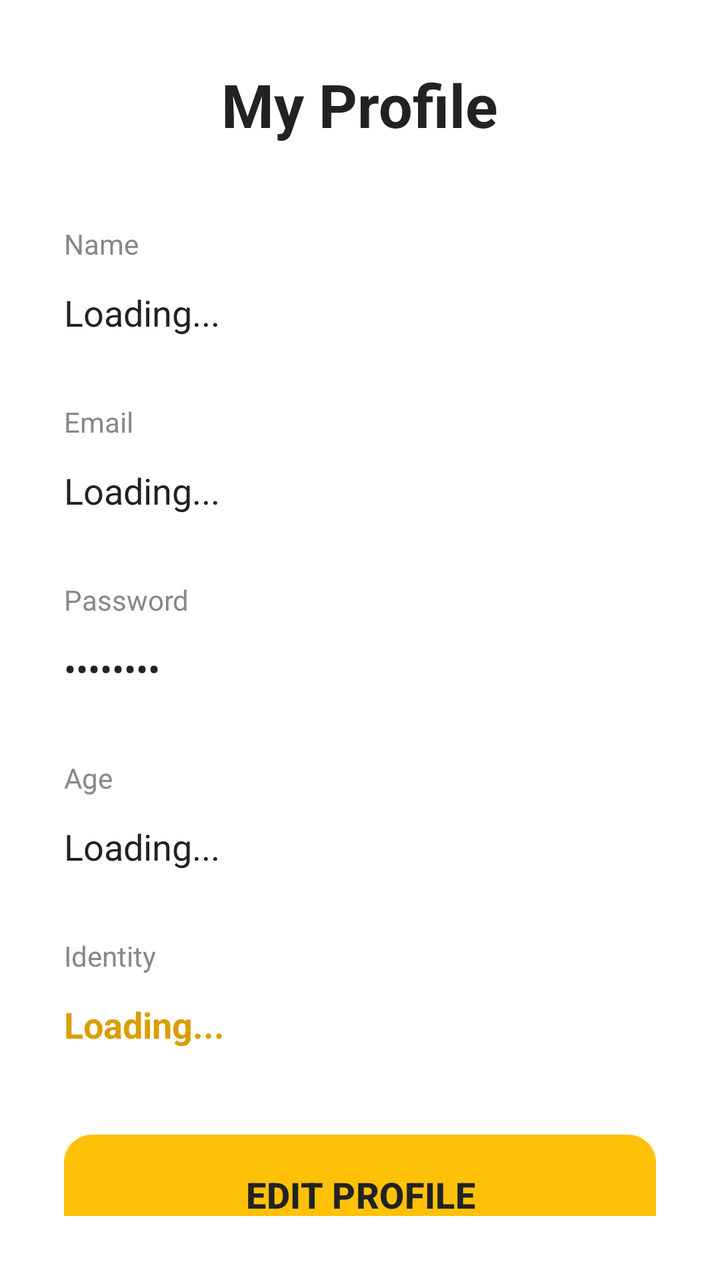
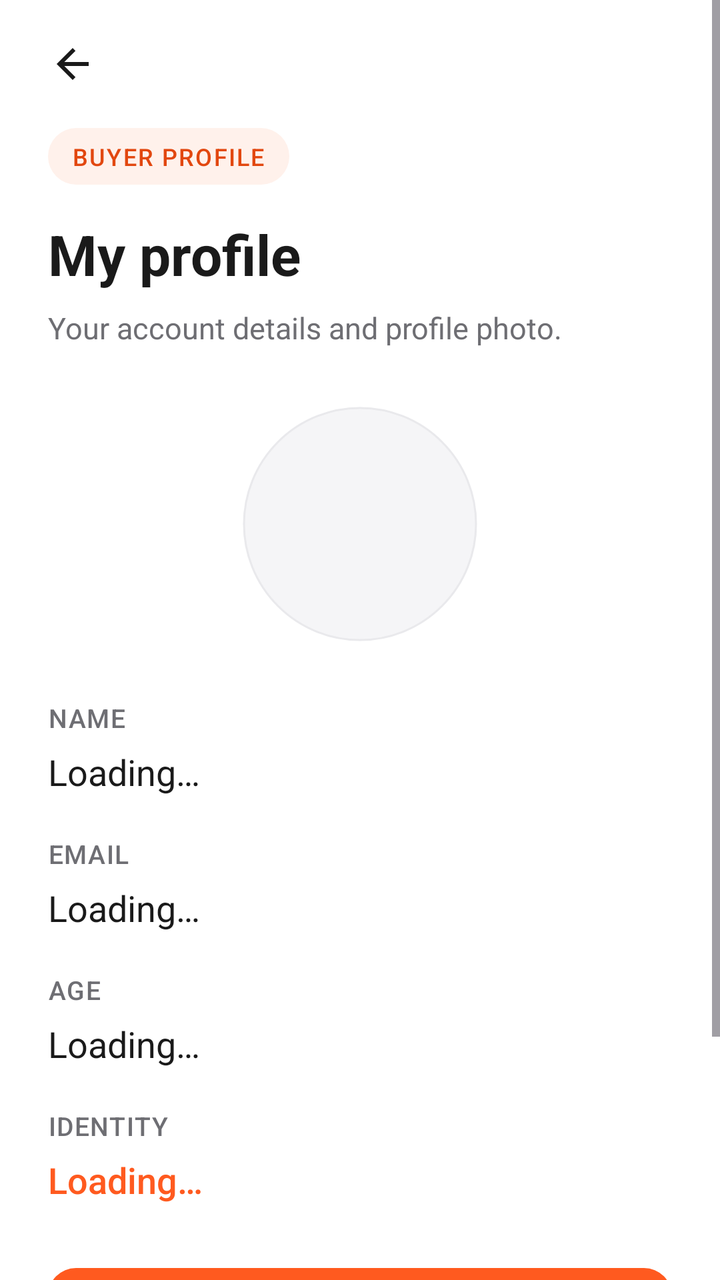

An Android layout rendered at two revisions. The XML below is the earlier revision; the diff shows what the commit changed to produce the second picture.
<!-- AndroidManifest.xml: application theme Theme.SignalingFoodApp -->
<!-- res/layout/activity_profile.xml -->
<?xml version="1.0" encoding="utf-8"?>
<LinearLayout xmlns:android="http://schemas.android.com/apk/res/android"
    android:id="@+id/profileLayout"
    android:layout_width="match_parent"
    android:layout_height="match_parent"
    android:orientation="vertical"
    android:padding="32dp"
    android:background="#FFFFFF">

    <TextView
        android:layout_width="wrap_content"
        android:layout_height="wrap_content"
        android:text="My Profile"
        android:textSize="30sp"
        android:textStyle="bold"
        android:textColor="#222222"
        android:layout_gravity="center"
        android:layout_marginBottom="40dp" />

    <TextView
        android:layout_width="match_parent"
        android:layout_height="wrap_content"
        android:text="Name"
        android:textSize="14sp"
        android:textColor="#888888" />

    <TextView
        android:id="@+id/tvProfileName"
        android:layout_width="match_parent"
        android:layout_height="50dp"
        android:text="Loading..."
        android:textSize="18sp"
        android:textColor="#222222"
        android:gravity="center_vertical"
        android:layout_marginBottom="20dp" />

    <TextView
        android:layout_width="match_parent"
        android:layout_height="wrap_content"
        android:text="Email"
        android:textSize="14sp"
        android:textColor="#888888" />

    <TextView
        android:id="@+id/tvProfileEmail"
        android:layout_width="match_parent"
        android:layout_height="50dp"
        android:text="Loading..."
        android:textSize="18sp"
        android:textColor="#222222"
        android:gravity="center_vertical"
        android:layout_marginBottom="20dp" />

    <TextView
        android:layout_width="match_parent"
        android:layout_height="wrap_content"
        android:text="Password"
        android:textSize="14sp"
        android:textColor="#888888" />

    <TextView
        android:id="@+id/tvProfilePassword"
        android:layout_width="match_parent"
        android:layout_height="50dp"
        android:text="••••••••"
        android:textSize="18sp"
        android:textColor="#222222"
        android:gravity="center_vertical"
        android:layout_marginBottom="20dp" />

    <TextView
        android:layout_width="match_parent"
        android:layout_height="wrap_content"
        android:text="Age"
        android:textSize="14sp"
        android:textColor="#888888" />

    <TextView
        android:id="@+id/tvProfileAge"
        android:layout_width="match_parent"
        android:layout_height="50dp"
        android:text="Loading..."
        android:textSize="18sp"
        android:textColor="#222222"
        android:gravity="center_vertical"
        android:layout_marginBottom="20dp" />

    <TextView
        android:layout_width="match_parent"
        android:layout_height="wrap_content"
        android:text="Identity"
        android:textSize="14sp"
        android:textColor="#888888" />

    <TextView
        android:id="@+id/tvProfileIdentity"
        android:layout_width="match_parent"
        android:layout_height="50dp"
        android:text="Loading..."
        android:textSize="18sp"
        android:textStyle="bold"
        android:textColor="#D99F00"
        android:gravity="center_vertical" />

    <Button
        android:id="@+id/btnEditProfile"
        android:layout_width="match_parent"
        android:layout_height="60dp"
        android:text="EDIT PROFILE"
        android:textSize="18sp"
        android:textStyle="bold"
        android:textColor="#222222"
        android:backgroundTint="#FFC107"
        android:layout_marginTop="30dp" />

</LinearLayout>
<!-- resources referenced by this layout -->
<resources>
  <style name="Theme.SignalingFoodApp" parent="Base.Theme.SignalingFoodApp" />
  <color name="brand">#FF5A1F</color>
  <color name="white">#FFFFFFFF</color>
  <color name="brand_soft">#FFF1EB</color>
  <color name="brand_dark">#E2470F</color>
  <color name="background">#FFFFFF</color>
  <color name="text_primary">#1A1A1A</color>
  <color name="error">#D93025</color>
  <style name="Widget.App.Button" parent="Widget.Material3.Button">
          <item name="android:minHeight">56dp</item>
          <item name="android:insetTop">0dp</item>
          <item name="android:insetBottom">0dp</item>
          <item name="android:textSize">16sp</item>
          <item name="android:textAllCaps">false</item>
          <item name="android:fontFamily">sans-serif-medium</item>
          <item name="cornerRadius">14dp</item>
      </style>
  <!-- unchanged entries left out for length: 2 -->
</resources>

<!-- the commit's change to res/layout/activity_profile.xml (unified diff, before → after) -->
@@ -1,116 +1,168 @@
 <?xml version="1.0" encoding="utf-8"?>
-<LinearLayout xmlns:android="http://schemas.android.com/apk/res/android"
-    android:id="@+id/profileLayout"
+<ScrollView xmlns:android="http://schemas.android.com/apk/res/android"
+    xmlns:app="http://schemas.android.com/apk/res-auto"
     android:layout_width="match_parent"
     android:layout_height="match_parent"
-    android:orientation="vertical"
-    android:padding="32dp"
-    android:background="#FFFFFF">
+    android:background="@color/background"
+    android:fillViewport="true"
+    android:fitsSystemWindows="true">
 
-    <TextView
-        android:layout_width="wrap_content"
-        android:layout_height="wrap_content"
-        android:text="My Profile"
-        android:textSize="30sp"
-        android:textStyle="bold"
-        android:textColor="#222222"
-        android:layout_gravity="center"
-        android:layout_marginBottom="40dp" />
-
-    <TextView
+    <LinearLayout
+        android:id="@+id/profileLayout"
         android:layout_width="match_parent"
         android:layout_height="wrap_content"
-        android:text="Name"
-        android:textSize="14sp"
-        android:textColor="#888888" />
+        android:orientation="vertical"
+        android:paddingHorizontal="24dp"
+        android:paddingTop="8dp"
+        android:paddingBottom="32dp">
 
-    <TextView
-        android:id="@+id/tvProfileName"
-        android:layout_width="match_parent"
-        android:layout_height="50dp"
-        android:text="Loading..."
-        android:textSize="18sp"
-        android:textColor="#222222"
-        android:gravity="center_vertical"
-        android:layout_marginBottom="20dp" />
+        <ImageButton
+            android:id="@+id/btnBack"
+            android:layout_width="48dp"
+            android:layout_height="48dp"
+            android:layout_marginStart="-12dp"
+            android:background="?attr/selectableItemBackgroundBorderless"
+            android:contentDescription="Back"
+            android:src="@drawable/ic_arrow_back"
+            app:tint="@color/text_primary" />
 
-    <TextView
-        android:layout_width="match_parent"
-        android:layout_height="wrap_content"
-        android:text="Email"
-        android:textSize="14sp"
-        android:textColor="#888888" />
+        <TextView
+            android:layout_width="wrap_content"
+            android:layout_height="wrap_content"
+            android:layout_marginTop="8dp"
+            android:background="@drawable/bg_chip"
+            android:fontFamily="sans-serif-medium"
+            android:letterSpacing="0.06"
+            android:paddingHorizontal="12dp"
+            android:paddingVertical="6dp"
+            android:text="BUYER PROFILE"
+            android:textColor="@color/brand_dark"
+            android:textSize="12sp" />
 
-    <TextView
-        android:id="@+id/tvProfileEmail"
-        android:layout_width="match_parent"
-        android:layout_height="50dp"
-        android:text="Loading..."
-        android:textSize="18sp"
-        android:textColor="#222222"
-        android:gravity="center_vertical"
-        android:layout_marginBottom="20dp" />
+        <TextView
+            style="@style/Text.Title"
+            android:layout_width="wrap_content"
+            android:layout_height="wrap_content"
+            android:layout_marginTop="16dp"
+            android:text="My profile" />
 
-    <TextView
-        android:layout_width="match_parent"
-        android:layout_height="wrap_content"
-        android:text="Password"
-        android:textSize="14sp"
-        android:textColor="#888888" />
+        <TextView
+            style="@style/Text.Subtitle"
+            android:layout_width="match_parent"
+            android:layout_height="wrap_content"
+            android:layout_marginTop="8dp"
+            android:text="Your account details and profile photo." />
 
-    <TextView
-        android:id="@+id/tvProfilePassword"
-        android:layout_width="match_parent"
-        android:layout_height="50dp"
-        android:text="••••••••"
-        android:textSize="18sp"
-        android:textColor="#222222"
-        android:gravity="center_vertical"
-        android:layout_marginBottom="20dp" />
+        <com.google.android.material.imageview.ShapeableImageView
+            android:id="@+id/ivProfilePhoto"
+            android:layout_width="120dp"
+            android:layout_height="120dp"
+            android:layout_gravity="center_horizontal"
+            android:layout_marginTop="28dp"
+            android:background="@drawable/bg_photo_placeholder"
+            android:contentDescription="Profile photo"
+            android:padding="2dp"
+            android:scaleType="centerCrop"
+            app:shapeAppearanceOverlay="@style/ShapeAppearance.App.Circle"
+            app:strokeColor="@color/divider"
+            app:strokeWidth="1dp" />
 
-    <TextView
-        android:layout_width="match_parent"
-        android:layout_height="wrap_content"
-        android:text="Age"
-        android:textSize="14sp"
-        android:textColor="#888888" />
+        <TextView
+            android:id="@+id/tvPhotoStatus"
+            style="@style/Text.Subtitle"
+            android:layout_width="match_parent"
+            android:layout_height="wrap_content"
+            android:layout_marginTop="12dp"
+            android:gravity="center"
+            android:visibility="gone"
+            android:text="" />
 
-    <TextView
-        android:id="@+id/tvProfileAge"
-        android:layout_width="match_parent"
-        android:layout_height="50dp"
-        android:text="Loading..."
-        android:textSize="18sp"
-        android:textColor="#222222"
-        android:gravity="center_vertical"
-        android:layout_marginBottom="20dp" />
+        <TextView
+            style="@style/Text.Section"
+            android:layout_width="wrap_content"
+            android:layout_height="wrap_content"
+            android:layout_marginTop="28dp"
+            android:text="NAME" />
 
-    <TextView
-        android:layout_width="match_parent"
-        android:layout_height="wrap_content"
-        android:text="Identity"
-        android:textSize="14sp"
-        android:textColor="#888888" />
+        <TextView
+            android:id="@+id/tvProfileName"
+            android:layout_width="match_parent"
+            android:layout_height="wrap_content"
+            android:layout_marginTop="6dp"
+            android:text="Loading…"
+            android:textColor="@color/text_primary"
+            android:textSize="18sp" />
 
-    <TextView
-        android:id="@+id/tvProfileIdentity"
-        android:layout_width="match_parent"
-        android:layout_height="50dp"
-        android:text="Loading..."
-        android:textSize="18sp"
-        android:textStyle="bold"
-        android:textColor="#D99F00"
-        android:gravity="center_vertical" />
+        <TextView
+            style="@style/Text.Section"
+            android:layout_width="wrap_content"
+            android:layout_height="wrap_content"
+            android:layout_marginTop="20dp"
+            android:text="EMAIL" />
 
-    <Button
-        android:id="@+id/btnEditProfile"
-        android:layout_width="match_parent"
-        android:layout_height="60dp"
-        android:text="EDIT PROFILE"
-        android:textSize="18sp"
-        android:textStyle="bold"
-        android:textColor="#222222"
-        android:backgroundTint="#FFC107"
-        android:layout_marginTop="30dp" />
+        <TextView
+            android:id="@+id/tvProfileEmail"
+            android:layout_width="match_parent"
+            android:layout_height="wrap_content"
+            android:layout_marginTop="6dp"
+            android:text="Loading…"
+            android:textColor="@color/text_primary"
+            android:textSize="18sp" />
 
-</LinearLayout>
+        <TextView
+            style="@style/Text.Section"
+            android:layout_width="wrap_content"
+            android:layout_height="wrap_content"
+            android:layout_marginTop="20dp"
+            android:text="AGE" />
+
+        <TextView
+            android:id="@+id/tvProfileAge"
+            android:layout_width="match_parent"
+            android:layout_height="wrap_content"
+            android:layout_marginTop="6dp"
+            android:text="Loading…"
+            android:textColor="@color/text_primary"
+            android:textSize="18sp" />
+
+        <TextView
+            style="@style/Text.Section"
+            android:layout_width="wrap_content"
+            android:layout_height="wrap_content"
+            android:layout_marginTop="20dp"
+            android:text="IDENTITY" />
+
+        <TextView
+            android:id="@+id/tvProfileIdentity"
+            android:layout_width="match_parent"
+            android:layout_height="wrap_content"
+            android:layout_marginTop="6dp"
+            android:fontFamily="sans-serif-medium"
+            android:text="Loading…"
+            android:textColor="@color/brand"
+            android:textSize="18sp" />
+
+        
+        <TextView
+            android:id="@+id/tvProfilePassword"
+            android:layout_width="0dp"
+            android:layout_height="0dp"
+            android:visibility="gone" />
+
+        <Button
+            android:id="@+id/btnEditProfile"
+            android:layout_width="match_parent"
+            android:layout_height="wrap_content"
+            android:layout_marginTop="32dp"
+            android:text="Edit profile" />
+
+        <com.google.android.material.button.MaterialButton
+            android:id="@+id/btnLogout"
+            style="@style/Widget.App.Button.Outlined"
+            android:layout_width="match_parent"
+            android:layout_height="wrap_content"
+            android:layout_marginTop="12dp"
+            android:text="Log out" />
+
+    </LinearLayout>
+</ScrollView>
<!-- resource entries referenced after the edit -->
@@ -4,9 +4,71 @@
   <color name="brand">#FF5A1F</color>
   <color name="white">#FFFFFFFF</color>
   <color name="brand_soft">#FFF1EB</color>
+  <color name="surface">#F5F5F7</color>
+  <color name="text_secondary">#6E6E73</color>
   <color name="brand_dark">#E2470F</color>
+  <color name="divider">#E9E9EC</color>
   <color name="background">#FFFFFF</color>
   <color name="text_primary">#1A1A1A</color>
+  <!-- drawable bg_chip (drawable) -->
+  <?xml version="1.0" encoding="utf-8"?>
+  <shape xmlns:android="http://schemas.android.com/apk/res/android"
+      android:shape="rectangle">
+      <solid android:color="@color/brand_soft" />
+      <corners android:radius="100dp" />
+  </shape>
+  <!-- drawable bg_photo_placeholder (drawable) -->
+  <?xml version="1.0" encoding="utf-8"?>
+  <shape xmlns:android="http://schemas.android.com/apk/res/android"
+      android:shape="oval">
+      <solid android:color="@color/surface" />
+      <stroke
+          android:width="1dp"
+          android:color="@color/divider" />
+  </shape>
+  <!-- drawable ic_arrow_back (drawable) -->
+  <?xml version="1.0" encoding="utf-8"?>
+  <vector xmlns:android="http://schemas.android.com/apk/res/android"
+      android:width="24dp"
+      android:height="24dp"
+      android:viewportWidth="24"
+      android:viewportHeight="24"
+      android:autoMirrored="true">
+      <path
+          android:fillColor="#FF000000"
+          android:pathData="M20,11H7.83l5.59,-5.59L12,4l-8,8 8,8 1.41,-1.41L7.83,13H20v-2z" />
+  </vector>
+  <style name="ShapeAppearance.App.Circle" parent="">
+          <item name="cornerFamily">rounded</item>
+          <item name="cornerSize">50%</item>
+      </style>
+  <style name="Text.Section">
+          <item name="android:textSize">13sp</item>
+          <item name="android:textColor">@color/text_secondary</item>
+          <item name="android:fontFamily">sans-serif-medium</item>
+          <item name="android:letterSpacing">0.04</item>
+      </style>
+  <style name="Text.Subtitle">
+          <item name="android:textSize">15sp</item>
+          <item name="android:textColor">@color/text_secondary</item>
+          <item name="android:lineSpacingExtra">2dp</item>
+      </style>
+  <style name="Text.Title">
+          <item name="android:textSize">28sp</item>
+          <item name="android:textStyle">bold</item>
+          <item name="android:textColor">@color/text_primary</item>
+      </style>
+  <style name="Widget.App.Button.Outlined" parent="Widget.Material3.Button.OutlinedButton">
+          <item name="android:minHeight">56dp</item>
+          <item name="android:insetTop">0dp</item>
+          <item name="android:insetBottom">0dp</item>
+          <item name="android:textSize">16sp</item>
+          <item name="android:textAllCaps">false</item>
+          <item name="android:fontFamily">sans-serif-medium</item>
+          <item name="android:textColor">@color/text_primary</item>
+          <item name="strokeColor">@color/divider</item>
+          <item name="cornerRadius">14dp</item>
+      </style>
   <color name="error">#D93025</color>
   <style name="Widget.App.Button" parent="Widget.Material3.Button">
           <item name="android:minHeight">56dp</item>
